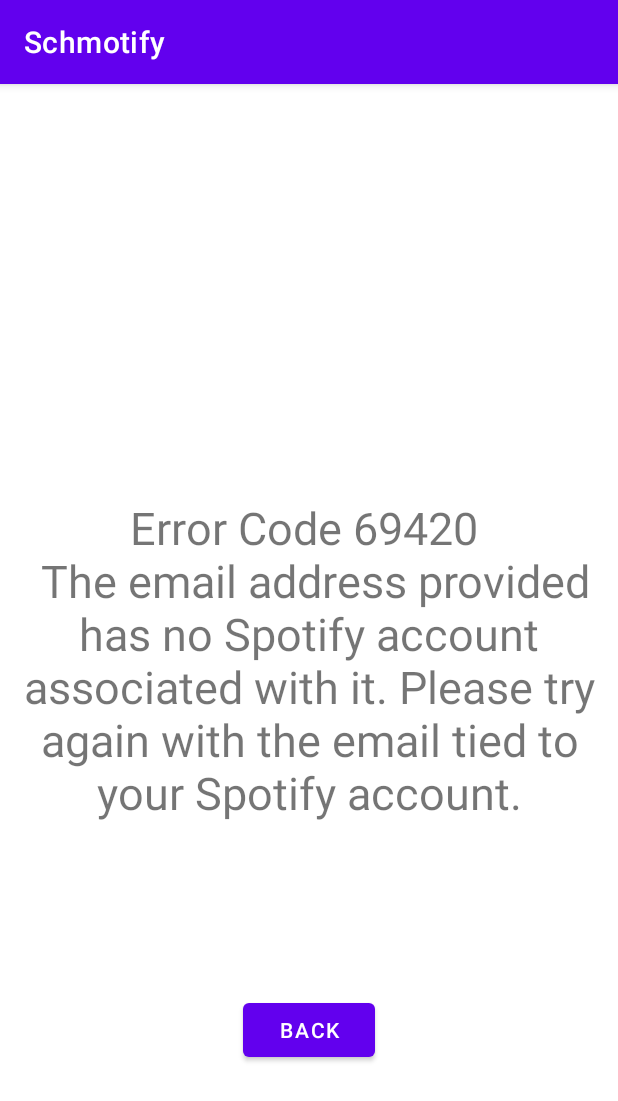
After one commit to jvogt23/Schmotify, an Android app: the fragment ErrorFragment shown on its own in the app's theme, on a phone screen of 412 x 824 dp. The commit adds this screen. Shown: the top 1101 px of the screen. Run offline under Robolectric (Android 15) with nearby library versions, the phone set to English and light mode, and no system bars.

Commit message:
Error + Registration Fragment UI done

```diff
--- /dev/null
+++ b/app/src/main/java/com/example/schmotify/ui/login/ErrorFragment.java
@@ -0,0 +1,66 @@
+package com.example.schmotify.ui.login;
+
+import android.os.Bundle;
+
+import androidx.fragment.app.Fragment;
+
+import android.view.LayoutInflater;
+import android.view.View;
+import android.view.ViewGroup;
+
+import com.example.schmotify.R;
+
+/**
+ * A simple {@link Fragment} subclass.
+ * Use the {@link ErrorFragment#newInstance} factory method to
+ * create an instance of this fragment.
+ */
+public class ErrorFragment extends Fragment {
+
+    // TODO: Rename parameter arguments, choose names that match
+    // the fragment initialization parameters, e.g. ARG_ITEM_NUMBER
+    private static final String ARG_PARAM1 = "param1";
+    private static final String ARG_PARAM2 = "param2";
+
+    // TODO: Rename and change types of parameters
+    private String mParam1;
+    private String mParam2;
+
+    public ErrorFragment() {
+        // Required empty public constructor
+    }
+
+    /**
+     * Use this factory method to create a new instance of
+     * this fragment using the provided parameters.
+     *
+     * @param param1 Parameter 1.
+     * @param param2 Parameter 2.
+     * @return A new instance of fragment ErrorFragment.
+     */
+    // TODO: Rename and change types and number of parameters
+    public static ErrorFragment newInstance(String param1, String param2) {
+        ErrorFragment fragment = new ErrorFragment();
+        Bundle args = new Bundle();
+        args.putString(ARG_PARAM1, param1);
+        args.putString(ARG_PARAM2, param2);
+        fragment.setArguments(args);
+        return fragment;
+    }
+
+    @Override
+    public void onCreate(Bundle savedInstanceState) {
+        super.onCreate(savedInstanceState);
+        if (getArguments() != null) {
+            mParam1 = getArguments().getString(ARG_PARAM1);
+            mParam2 = getArguments().getString(ARG_PARAM2);
+        }
+    }
+
+    @Override
+    public View onCreateView(LayoutInflater inflater, ViewGroup container,
+                             Bundle savedInstanceState) {
+        // Inflate the layout for this fragment
+        return inflater.inflate(R.layout.fragment_error, container, false);
+    }
+}
--- /dev/null
+++ b/app/src/main/res/layout/fragment_error.xml
@@ -0,0 +1,29 @@
+<?xml version="1.0" encoding="utf-8"?>
+<androidx.constraintlayout.widget.ConstraintLayout xmlns:android="http://schemas.android.com/apk/res/android"
+    xmlns:app="http://schemas.android.com/apk/res-auto"
+    xmlns:tools="http://schemas.android.com/tools"
+    android:layout_width="match_parent"
+    android:layout_height="match_parent">
+
+    <TextView
+        android:id="@+id/loginErrorText"
+        android:layout_width="wrap_content"
+        android:layout_height="wrap_content"
+        android:text="@string/error_message"
+        android:textAlignment="center"
+        android:textSize="30sp"
+        app:layout_constraintBottom_toBottomOf="parent"
+        app:layout_constraintEnd_toEndOf="parent"
+        app:layout_constraintStart_toStartOf="parent"
+        app:layout_constraintTop_toTopOf="parent" />
+
+    <Button
+        android:id="@+id/button"
+        android:layout_width="wrap_content"
+        android:layout_height="wrap_content"
+        android:text="@string/back"
+        app:layout_constraintBottom_toBottomOf="parent"
+        app:layout_constraintEnd_toEndOf="parent"
+        app:layout_constraintStart_toStartOf="parent"
+        app:layout_constraintTop_toBottomOf="@+id/loginErrorText" />
+</androidx.constraintlayout.widget.ConstraintLayout>
--- a/app/src/main/res/values/strings.xml
+++ b/app/src/main/res/values/strings.xml
@@ -17,8 +17,11 @@
     <string name="invalid_username">Not a valid username</string>
     <string name="invalid_password">Password must be >5 characters</string>
     <string name="login_failed">Login failed</string>
+    <string name="registration_failed">Registration failed</string>
+    <string name="back">Back</string>
     <string name="new_account_nav">"Don't have an account yet? Create one now!"</string>
     <string name="existing_account_nav">"Already have an account? Sign in</string>
     <!-- TODO: Remove or change this placeholder text -->
     <string name="hello_blank_fragment">Hello blank fragment</string>
+    <string name="error_message">Error Code 69420 \n The email address provided has no Spotify account associated with it. Please try again with the email tied to your Spotify account.</string>
 </resources>
```
Also changed, not shown: app/src/main/java/com/example/schmotify/ui/login/RegisterFragment.java (added, +66 -0 lines), app/src/main/res/navigation/login_navigation.xml (+15 -3 lines).
